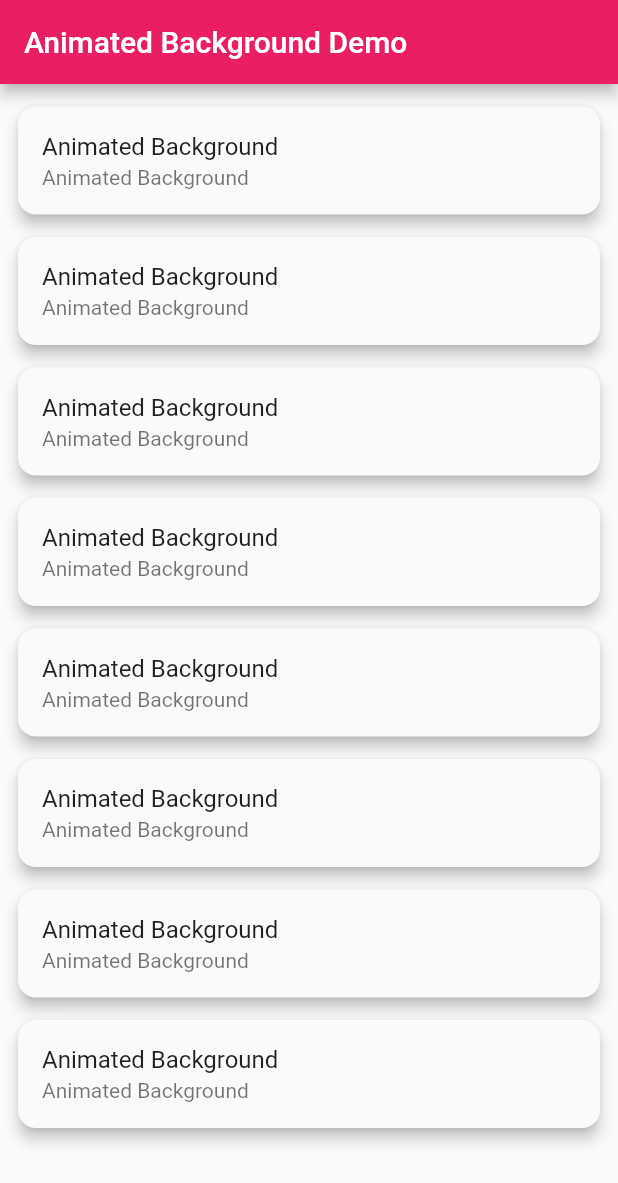
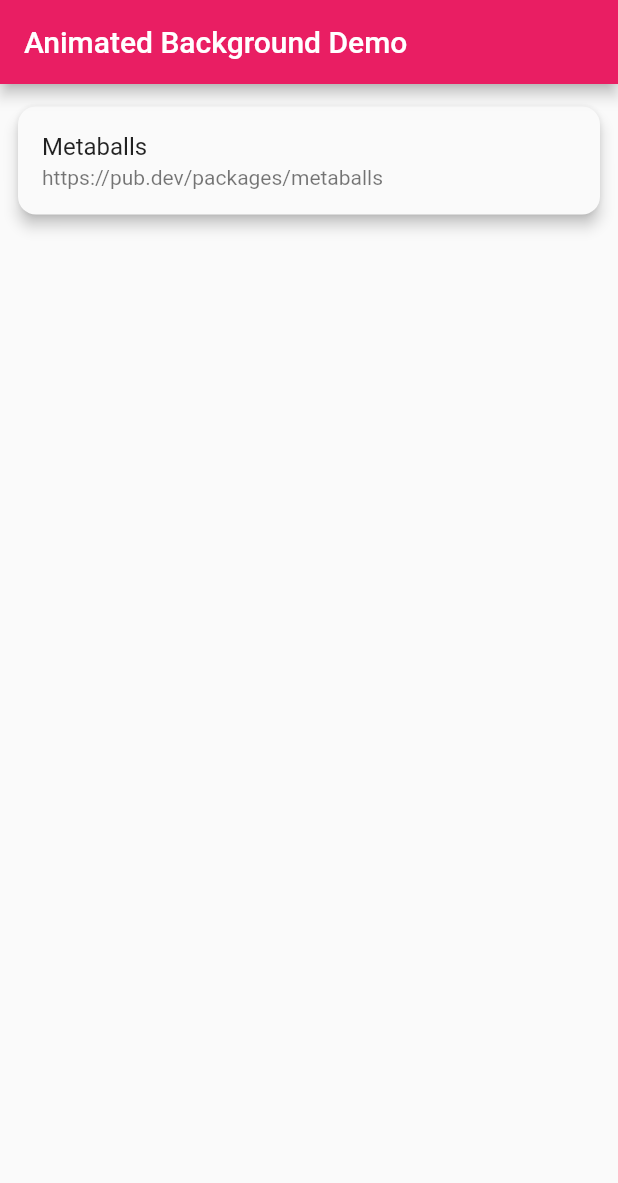
Before and after one commit to mnengineer/flutter-beautiful-backgrounds, a Flutter app: the screen it shows after launch, on a phone screen of 412 x 824 dp. Shown: the top 1183 px of the screen. Run offline on Flutter 3.47's test engine with Material 2 defaults, Android fonts, the light colour scheme and no system bars; missing offline and left inert: metaballs; statements that could not run were skipped.

Commit message:
feat: Metaballs Animation

```diff
--- a/lib/data/animation_item_data.dart
+++ b/lib/data/animation_item_data.dart
@@ -3,43 +3,8 @@ import 'package:flutter_beautiful_backgrounds/screens/animations/animation_1.dar
 
 const animationItemData = [
   AnimationItem(
-    title: 'Animated Background',
-    subtitle: 'Animated Background',
-    targetWidget: Animation1Screen(),
-  ),
-  AnimationItem(
-    title: 'Animated Background',
-    subtitle: 'Animated Background',
-    targetWidget: Animation1Screen(),
-  ),
-  AnimationItem(
-    title: 'Animated Background',
-    subtitle: 'Animated Background',
-    targetWidget: Animation1Screen(),
-  ),
-  AnimationItem(
-    title: 'Animated Background',
-    subtitle: 'Animated Background',
-    targetWidget: Animation1Screen(),
-  ),
-  AnimationItem(
-    title: 'Animated Background',
-    subtitle: 'Animated Background',
-    targetWidget: Animation1Screen(),
-  ),
-  AnimationItem(
-    title: 'Animated Background',
-    subtitle: 'Animated Background',
-    targetWidget: Animation1Screen(),
-  ),
-  AnimationItem(
-    title: 'Animated Background',
-    subtitle: 'Animated Background',
-    targetWidget: Animation1Screen(),
-  ),
-  AnimationItem(
-    title: 'Animated Background',
-    subtitle: 'Animated Background',
+    title: 'Metaballs',
+    subtitle: 'https://pub.dev/packages/metaballs',
     targetWidget: Animation1Screen(),
   ),
 ];
--- a/lib/main.dart
+++ b/lib/main.dart
@@ -2,6 +2,7 @@ import 'package:flutter/material.dart';
 import 'package:flutter_beautiful_backgrounds/screens/home.dart';
 
 void main() {
+  Paint.enableDithering = true;
   runApp(const MyApp());
 }
 
--- a/lib/screens/home.dart
+++ b/lib/screens/home.dart
@@ -4,6 +4,7 @@ import 'package:flutter_beautiful_backgrounds/widgets/home_list.dart';
 
 class HomeScreen extends StatelessWidget {
   const HomeScreen({Key? key}) : super(key: key);
+
   @override
   Widget build(BuildContext context) {
     return Scaffold(
--- a/pubspec.yaml
+++ b/pubspec.yaml
@@ -35,6 +35,7 @@ dependencies:
   # The following adds the Cupertino Icons font to your application.
   # Use with the CupertinoIcons class for iOS style icons.
   cupertino_icons: ^1.0.2
+  metaballs: ^1.5.0
 
 dev_dependencies:
   flutter_test:
```
Also changed, not shown: lib/screens/animations/animation_1.dart (+111 -7 lines), pubspec.lock.
